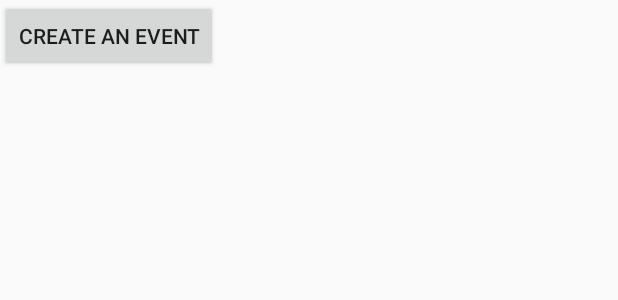
After one commit to tbtea/Evenu, an Android app: the layout main_page_activity.xml on its own in the app's theme, with its tools: preview values and no code run, on a phone screen of 412 x 824 dp. The commit adds this screen. Shown: the top 300 px of the screen. Run offline under Robolectric (Android 15) with nearby library versions, the phone set to English and light mode, and no system bars.

Commit message:
- added the main event page(empty so far)recent changes

```diff
--- a/app/build.gradle
+++ b/app/build.gradle
@@ -29,6 +29,8 @@ dependencies {
     implementation 'com.google.firebase:firebase-core:16.0.5'
     implementation 'com.google.firebase:firebase-database:16.0.5'
     implementation 'com.google.firebase:firebase-auth:16.0.5'
+    implementation 'com.google.firebase:firebase-storage:16.0.5'
+
 
 }
 apply plugin: 'com.google.gms.google-services'
--- /dev/null
+++ b/app/src/main/res/layout/main_page_activity.xml
@@ -0,0 +1,13 @@
+<?xml version="1.0" encoding="utf-8"?>
+<android.support.constraint.ConstraintLayout
+    xmlns:android="http://schemas.android.com/apk/res/android" android:layout_width="match_parent"
+    android:layout_height="match_parent">
+
+
+    <Button
+        android:id="@+id/create_event_button"
+        android:layout_width="wrap_content"
+        android:layout_height="wrap_content"
+        android:onClick="createEvent"
+        android:text="@string/ceateAnEvent"/>
+</android.support.constraint.ConstraintLayout>
--- a/app/src/main/res/values/strings.xml
+++ b/app/src/main/res/values/strings.xml
@@ -10,4 +10,5 @@
     <string name="invalid_password_error">Password is invalid</string>
     <string name="error_enter_email">Please enter your email address</string>
     <string name="error_email_invalid">This email address is invalid</string>
+    <string name="ceateAnEvent">Create an Event</string>
 </resources>
```
Also changed, not shown: app/src/main/java/com/example/tonytea/evenu/Flower.java (added, +13 -0 lines), app/src/main/java/com/example/tonytea/evenu/MainDisplayActivity.java (added, +15 -0 lines), app/src/main/java/com/example/tonytea/evenu/SearchEventActivity.java (+26 -0 lines), app/src/main/res/layout/search_event.xml (+16 -3 lines).
